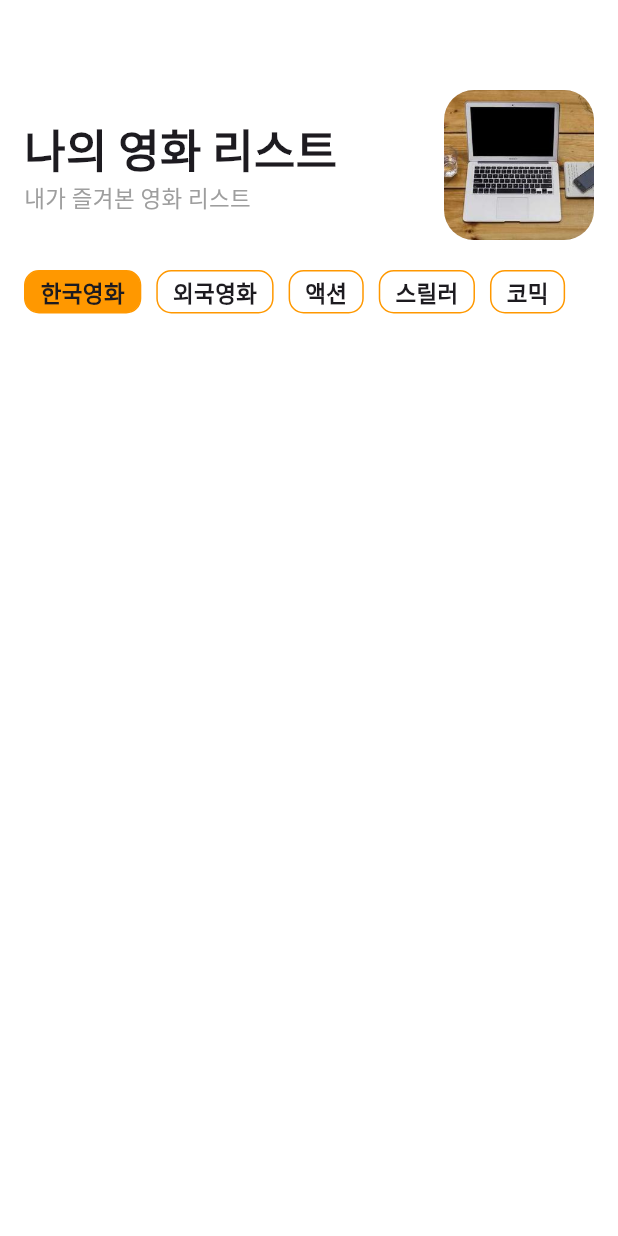
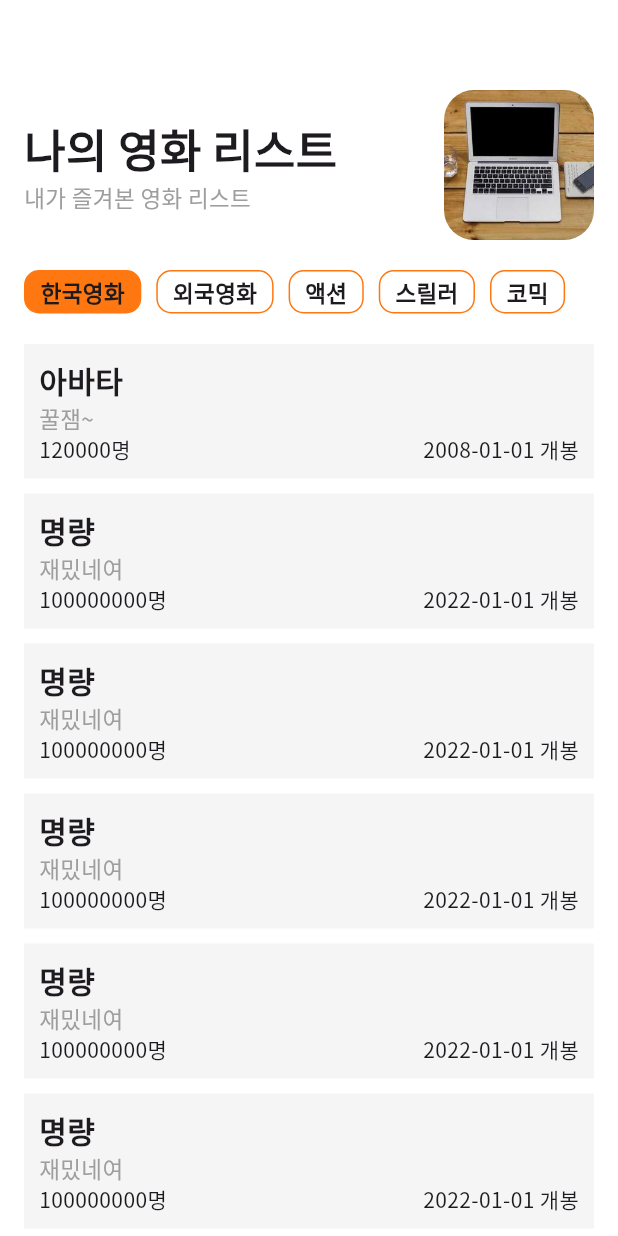
Before and after one commit to mwpark01/my_movie_list, a Flutter app: the screen it shows after launch, on a phone screen of 412 x 824 dp. Run offline on Flutter 3.47's test engine with Material 3 defaults, Android fonts, the phone set to English and light mode, and no system bars; our stand-ins replace google_fonts.

Commit message:
Appconfig, MovieListBox 추가

```diff
--- /dev/null
+++ b/lib/Config/app_config.dart
@@ -0,0 +1,7 @@
+
+import 'package:flutter/material.dart';
+
+class AppConfig {
+  static Color mainColor = Color(0xffff7710);
+
+}
--- a/lib/Screen/home_screen.dart
+++ b/lib/Screen/home_screen.dart
@@ -1,5 +1,6 @@
 import 'package:flutter/material.dart';
 import 'package:google_fonts/google_fonts.dart';
+import 'package:my_movie_list/Config/app_config.dart';
 
 class HomeScreen extends StatefulWidget {
   const HomeScreen({super.key});
@@ -111,8 +112,69 @@ class _HomeScreenState extends State<HomeScreen> {
                 ),
               ),
             ),
+            SizedBox(height: 20),
+            // 나머지 공간 다 차지
+            Expanded(
+              child: SingleChildScrollView(
+                child: Column(
+                  children: [
+                    MovieListBox(movieName: '아바타', comment: '꿀잼~', count: '120000', date: '2008-01-01'),
+                    MovieListBox(movieName: '명량', comment: '재밌네여', count: '100000000', date: '2022-01-01'),
+                    MovieListBox(movieName: '명량', comment: '재밌네여', count: '100000000', date: '2022-01-01'),
+                    MovieListBox(movieName: '명량', comment: '재밌네여', count: '100000000', date: '2022-01-01'),
+                    MovieListBox(movieName: '명량', comment: '재밌네여', count: '100000000', date: '2022-01-01'),
+                    MovieListBox(movieName: '명량', comment: '재밌네여', count: '100000000', date: '2022-01-01'),
+                    MovieListBox(movieName: '명량', comment: '재밌네여', count: '100000000', date: '2022-01-01'),
+                    MovieListBox(movieName: '명량', comment: '재밌네여', count: '100000000', date: '2022-01-01'),
+                    MovieListBox(movieName: '명량', comment: '재밌네여', count: '100000000', date: '2022-01-01'),
+                    MovieListBox(movieName: '명량', comment: '재밌네여', count: '100000000', date: '2022-01-01'),
+                    MovieListBox(movieName: '명량', comment: '재밌네여', count: '100000000', date: '2022-01-01'),
+                    MovieListBox(movieName: '명량', comment: '재밌네여', count: '100000000', date: '2022-01-01'),
+
+
+                  ],
+                ),
+              ),
+            )
           ],
         ),
+      ),
+    );
+  }
+}
+
+class MovieListBox extends StatelessWidget {
+  String movieName;
+  String comment;
+  String count;
+  String date;
+
+  MovieListBox({
+    required this.movieName,
+    required this.comment,
+    required this.count,
+    required this.date});
+
+  @override
+  Widget build(BuildContext context) {
+    return Container(
+      margin: EdgeInsets.only(bottom: 10),
+      padding: EdgeInsets.symmetric(horizontal: 10, vertical: 10),
+      width: double.infinity,
+      color: Colors.grey.shade100,
+      child: Column(
+        crossAxisAlignment: CrossAxisAlignment.start,
+        children: [
+          Text('$movieName', style: TextStyle(fontSize: 20, fontWeight: FontWeight.bold),),
+          Text('$comment',style: TextStyle(fontSize: 15, color: Colors.grey),),
+          Row(
+            mainAxisAlignment: MainAxisAlignment.spaceBetween,
+            children: [
+              Text('$count명'),
+              Text('$date 개봉')
+            ],
+          ),
+        ],
       ),
     );
   }
@@ -144,9 +206,9 @@ class TypeButton extends StatelessWidget {
         padding: EdgeInsets.symmetric(vertical: 3, horizontal: 10),
         child: Text('$text', style: TextStyle(fontSize: 15, fontWeight: FontWeight.bold),),
         decoration: BoxDecoration(
-          border: Border.all(color: Colors.orange, width: 1),
+          border: Border.all(color: AppConfig.mainColor, width: 1),
           borderRadius: BorderRadius.circular(10),
-          color: isSelected ? Colors.orange : Colors.white,
+          color: isSelected ? AppConfig.mainColor : Colors.white,
         ),
       ),
     );
--- a/lib/main.dart
+++ b/lib/main.dart
@@ -1,5 +1,6 @@
 import 'package:flutter/material.dart';
 import 'package:google_fonts/google_fonts.dart';
+import 'package:my_movie_list/Config/app_config.dart';
 import 'package:my_movie_list/Screen/home_screen.dart';
 
 void main() {
@@ -13,11 +14,13 @@ class MyApp extends StatelessWidget {
   @override
   Widget build(BuildContext context) {
     return MaterialApp(
+      debugShowCheckedModeBanner: false,
       title: 'Flutter Demo',
       theme: ThemeData(
         colorScheme: ColorScheme.fromSeed(seedColor: Colors.deepPurple),
         // 기본 폰트를 notoSansKr로 변경
         textTheme: GoogleFonts.notoSansKrTextTheme(),
+        primaryColor: AppConfig.mainColor,
       ),
       home: const HomeScreen(),
     );
```
